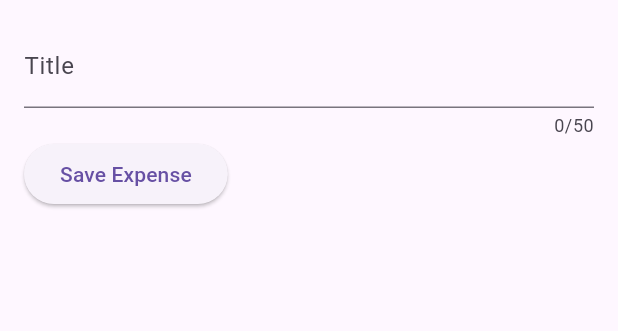
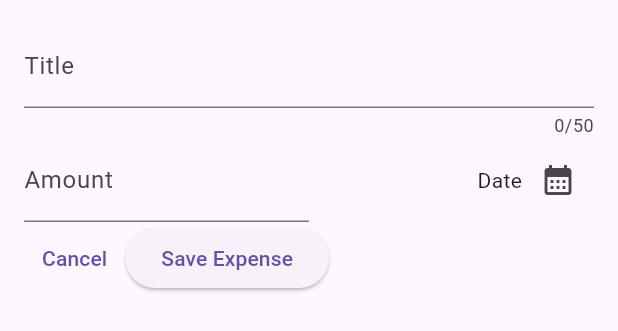
Before and after one commit to YigitErzen/flutter_course_expense_tracker_app, a Flutter app: the NewExpense widget shown alone on an empty page, opened directly, on a phone screen of 412 x 824 dp. Shown: the top 331 px of the screen. Run offline on Flutter 3.47's test engine with Material 3 defaults, Android fonts, the phone set to English and light mode, and no system bars.

Commit message:
Enhance NewExpense widget with amount input and date picker functionality

```diff
--- a/lib/widgets/new_expense.dart
+++ b/lib/widgets/new_expense.dart
@@ -12,12 +12,24 @@ class NewExpense extends StatefulWidget {
 class _NewExpenseState extends State<NewExpense> {
 
   final _titleController = TextEditingController();
+  final _amountController = TextEditingController();
   @override
   void dispose() {
     _titleController.dispose();
+    _amountController.dispose();
     super.dispose();
   }
 
+  void _PresentDatePicker(){
+    final now = DateTime.now();
+    final firstDate = DateTime(now.year - 1, now.month, now.day);
+    showDatePicker(
+      context: context,
+      initialDate: now,
+      firstDate: firstDate,
+      lastDate: now,
+    );
+  }
   @override
   Widget build(BuildContext context) {
     return Padding(
@@ -29,10 +41,46 @@ class _NewExpenseState extends State<NewExpense> {
             maxLength: 50,
             decoration: InputDecoration(labelText: 'Title'),
           ),
+          Row(
+            children: [
+              Expanded(
+                child: TextField(
+                  controller: _amountController,
+                  keyboardType: TextInputType.number,
+                  decoration: InputDecoration(
+                    prefixText: '\$ ',
+                    labelText: 'Amount',
+                  ),
+                ),
+              ),
+              Expanded(
+                child: Row(
+                  mainAxisAlignment: MainAxisAlignment.end,
+                  crossAxisAlignment: CrossAxisAlignment.center,
+                  children: [
+                    Text('Date'),
+                    IconButton(
+                      onPressed: () {
+                        _PresentDatePicker();
+                      },
+                      icon: Icon(Icons.calendar_month),
+                    )
+                  ],
+                )
+              )
+            ],
+          ),
           Row(children: [
+            TextButton  (
+              onPressed: () {
+                Navigator.pop(context);
+              },
+              child: const Text('Cancel'),
+            ),
             ElevatedButton(
               onPressed: () {
                 print(_titleController.text);
+                print(_amountController.text);
               },
               child: const Text('Save Expense'),
             )
```
